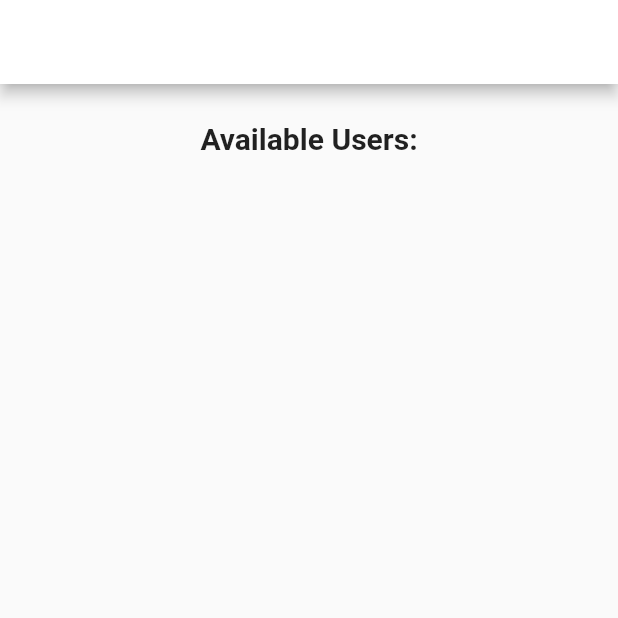
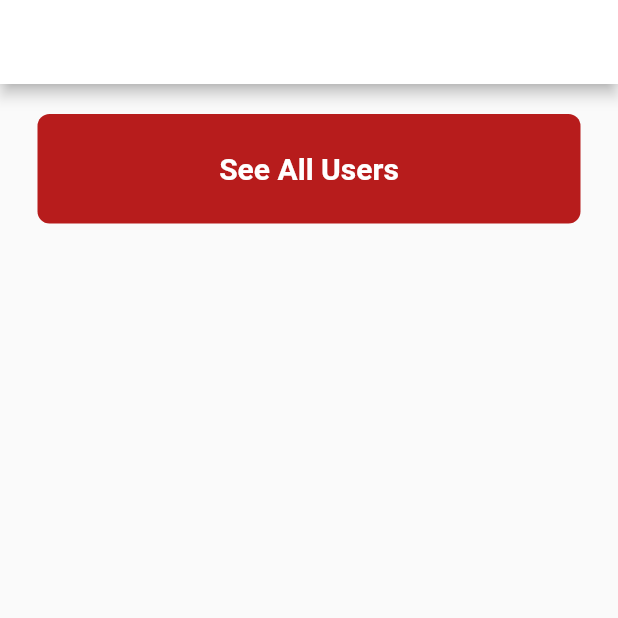
Before and after one commit to GhassanAlKaraan/employee-self-service-app, a Flutter app: the screen it shows once a user with an empty profile is signed in, on a phone screen of 412 x 824 dp, the top half of it. Run offline on Flutter 3.47's test engine with Material 2 defaults, Android fonts, the phone set to English and light mode, and no system bars; our stand-ins replace cloud_firestore, firebase_auth, firebase_core, google_sign_in; accounts and stored records are empty; network calls fail.

Commit message:
reading users from db

```diff
--- a/lib/pages/home_page.dart
+++ b/lib/pages/home_page.dart
@@ -1,7 +1,8 @@
 import 'package:firebase_auth/firebase_auth.dart';
-import 'package:cloud_firestore/cloud_firestore.dart';
 import 'package:flutter/material.dart';
-import 'package:new_ess/read%20data/get_user_name.dart';
+import 'package:new_ess/components/my_button.dart';
+import 'package:new_ess/pages/all_users_page.dart';
+
 import '../utilities/utility.dart';
 
 class HomePage extends StatefulWidget {
@@ -17,24 +18,6 @@ class _HomePageState extends State<HomePage> {
 
   //Get info about the user
   final user = FirebaseAuth.instance.currentUser!;
-
-  //List of document IDs
-  List<String> docIDs = [];
-
-  //DB READ: Get IDs and Fill the List
-  Future getDocIds() async {
-    await FirebaseFirestore.instance.collection('users').get().then(
-          (snapshot) => snapshot.docs.forEach((document) {
-            docIDs.add(document.reference.id);
-          }),
-        );
-  }
-
-  // @override
-  // void initState() {
-  //   getDocIds();
-  //   super.initState();
-  // }
 
   @override
   Widget build(BuildContext context) {
@@ -64,37 +47,23 @@ class _HomePageState extends State<HomePage> {
           ),
         ],
       ),
-        body: Padding(
-          padding: const EdgeInsets.all(25.0),
+      body: Center(
         child: Column(
           children: [
-              //const SizedBox(height: 20),
-              const Text("Available Users:",
-                  style: TextStyle(
-                    fontSize: 20,
-                    fontWeight: FontWeight.bold,
-                  )),
-              //const SizedBox(height: 20),
-              Expanded(
-                // Build a listview from a future.
-                child: FutureBuilder(
-                  builder: (context, snapshot) {
-                    return ListView.builder(
-                        itemCount: docIDs.length,
-                        itemBuilder: (context, index) {
-                          return Padding(
-                            padding: const EdgeInsets.all(8.0),
-                            child: ListTile(
-                                tileColor: Colors.grey[300],
-                                title: GetUserName(documentId: docIDs[index])),
-                          );
-                        });
+            const SizedBox(
+              height: 20,
+            ),
+            MyButton(
+              onTap: () {
+                // Navigator.of(context).push(MaterialPageRoute(
+                //     builder: (context) => const AllUsersPage()));
+                utility.goToPage(context, const AllUsersPage());
               },
-                  future: getDocIds(),
+              txt: "See All Users",
             ),
-              )
           ],
         ),
-        ));
+      ),
+    );
   }
 }
```
Also changed, not shown: lib/components/continue_with_google.dart (+2 -5 lines), lib/pages/all_users_page.dart (added, +62 -0 lines), lib/read data/get_user_name.dart (+7 -2 lines), lib/utilities/utility.dart (+3 -19 lines). Lines whose indentation alone changed are shown as unchanged.
